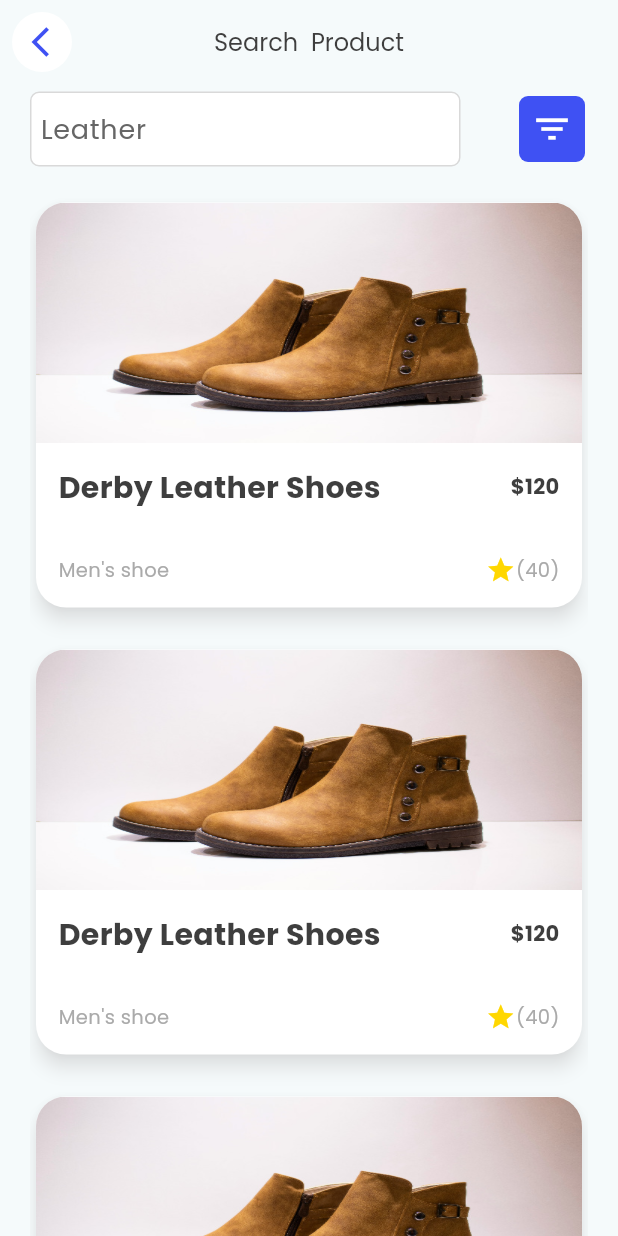
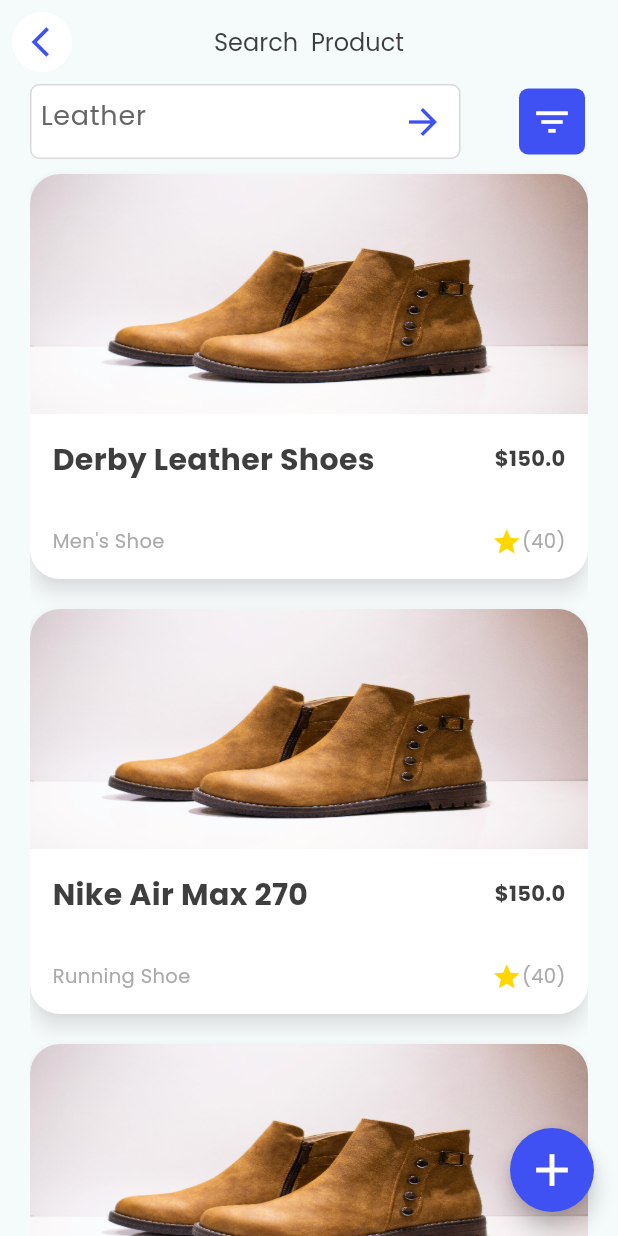
Before and after one commit to actuponit/2024-project-phase-mobile-tasks, a Flutter app: the screen it shows after launch, after a tap on the "search" icon, on a phone screen of 412 x 824 dp. Run offline on Flutter 3.47's test engine with Material 3 defaults, Android fonts, the phone set to English and light mode, and no system bars.

Commit message:
Compelte crud operations

```diff
--- a/mobile/imran_mohammed/lib/app.dart
+++ b/mobile/imran_mohammed/lib/app.dart
@@ -1,7 +1,5 @@
 import 'package:flutter/material.dart';
-import 'package:imran_mohammed/add_item.dart';
-import 'package:imran_mohammed/search_item.dart';
-import 'package:imran_mohammed/single_page.dart';
+import 'package:imran_mohammed/routes.dart';
 import 'home.dart';
 
 class MyApp extends StatelessWidget {
@@ -11,11 +9,7 @@ class MyApp extends StatelessWidget {
   Widget build(BuildContext context) {
     return MaterialApp(
       title: 'Flutter interface',
-      routes: {
-        'single': (context) => const SinglePage(),
-        'add-items': (context) => const AddItem(),
-        'search-item': (context) => const SearchItem(),
-      },
+      onGenerateRoute: generateRoute,
       home: const MyHomePage(),
       theme: ThemeData(
         colorScheme: ColorScheme.fromSeed(seedColor: Colors.white),
--- a/mobile/imran_mohammed/lib/card.dart
+++ b/mobile/imran_mohammed/lib/card.dart
@@ -1,11 +1,16 @@
 import 'package:flutter/material.dart';
+import 'package:imran_mohammed/models/shoe.dart';
 
 class CustomCard extends StatelessWidget {
-  const CustomCard({super.key});
+  final Shoe shoe;
+  final Function deleteFunction;
+  final Function() updateFunction;
+  const CustomCard({super.key, required this.shoe, required this.deleteFunction, required this.updateFunction});
 
   @override
   Widget build(BuildContext context) {
     return Card(
+      margin: const EdgeInsets.symmetric(vertical: 10),
       color: Colors.white,
       elevation: 5,
       shape: RoundedRectangleBorder(
@@ -15,16 +20,23 @@ class CustomCard extends StatelessWidget {
       clipBehavior: Clip.antiAlias,
       child:
       InkWell(
-                onTap: () {
-                  Navigator.of(context).pushNamed('single');
+        onTap: () async {
+          var command = await Navigator.of(context).pushNamed('single', arguments: shoe) as String?;
+          if (command != null && command == 'delete') {
+            // A function to delete
+            deleteFunction();
+          } else if (command != null && command == 'update') {
+            // A function to update
+            updateFunction();
+          }
         },
         child:
         Column(
           crossAxisAlignment: CrossAxisAlignment.stretch,
           children: [
             Image.asset('images/image.png', height: 160, fit: BoxFit.fill,),
-                    const Padding(
-                      padding: EdgeInsets.symmetric(vertical: 15, horizontal: 15),
+            Padding(
+              padding: const EdgeInsets.symmetric(vertical: 15, horizontal: 15),
               child: SizedBox(
                 height: 80,
                 child: Column(
@@ -34,16 +46,16 @@ class CustomCard extends StatelessWidget {
                       mainAxisAlignment: MainAxisAlignment.spaceBetween,
                       crossAxisAlignment: CrossAxisAlignment.center,
                       children: [
-                                Text("Derby Leather Shoes",
-                                  style: TextStyle(
+                        Text(shoe.title,
+                          style: const TextStyle(
                             fontWeight: FontWeight.w700,
                             fontSize: 20,
                             height: 1.5,
                             color: Color.fromRGBO(62, 62, 62, 1)
                           ),
                         ),
-                                Text("\$120",
-                                  style: TextStyle(
+                        Text("\$${shoe.price}",
+                          style: const TextStyle(
                             fontSize: 14,
                             color: Color.fromRGBO(62, 62, 62, 1),
                             height: 1.5,
@@ -55,14 +67,14 @@ class CustomCard extends StatelessWidget {
                     Row(
                       mainAxisAlignment: MainAxisAlignment.spaceBetween,
                       children: [
-                                Text("Men's shoe",
-                                  style: TextStyle(
+                        Text(shoe.category,
+                          style: const TextStyle(
                             fontSize: 13,
                             height: 1.5,
                             color: Color.fromRGBO(170, 170, 170, 1),
                           ),
                         ),
-                                Row(
+                        const Row(
                           children: [
                             Icon(Icons.star, size: 20, color: Color.fromRGBO(255, 215, 0, 1)),
                             Text("(40)",
--- a/mobile/imran_mohammed/lib/home.dart
+++ b/mobile/imran_mohammed/lib/home.dart
@@ -1,15 +1,45 @@
 import 'package:flutter/material.dart';
 import 'package:imran_mohammed/card.dart';
+import 'package:imran_mohammed/models/shoe.dart';
+import 'package:imran_mohammed/search_item.dart';
 
-class MyHomePage extends StatelessWidget {
+class MyHomePage extends StatefulWidget {
   const MyHomePage({super.key});
+
+  @override
+  _MyHomePageState createState() => _MyHomePageState();
+}
+
+class _MyHomePageState extends State<MyHomePage> {
+  List<Shoe> all_shoes = [
+    const Shoe(
+      title: 'Derby Leather Shoes',
+      price: 150,
+      category: "Men's Shoe",
+      description: "A derby leather shoe is a classic and versatile footwear option characterized by its open lacing system, where the shoelace eyelets are sewn on top of the vamp (the upper part of the shoe). This design feature provides a more relaxed and casual look compared to the closed lacing system of oxford shoes. Derby shoes are typically made of high-quality leather, known for its durability and elegance, making them suitable for both formal and casual occasions. With their timeless style and comfortable fit, derby leather shoes are a staple in any well-rounded wardrobe.",
+    ),
+    const Shoe(
+      title: 'Nike Air Max 270',
+      price: 150,
+      category: "Running Shoe",
+      description: "The Nike Air Max 270 is a lifestyle shoe made by Nike's Sportswear division. The silhouette made its debut in February 2018 and was the first Air Max model designed specifically for casual wear.",
+    ),
+    const Shoe(
+      title: 'Nike Air Max 270',
+      price: 150,
+      category: "Running Shoe",
+      description: "The Nike Air Max 270 is a lifestyle shoe made by Nike's Sportswear division. The silhouette made its debut in February 2018 and was the first Air Max model designed specifically for casual wear.",
+    ),
+  ];
+  bool _searchMode = false;
+  final SearchItem _searchItem = const SearchItem();
 
   @override
   Widget build(BuildContext context) {
 
     return SafeArea(
       child: Scaffold(
-        appBar: AppBar(
+        appBar: !_searchMode? AppBar(
           title: Row(
             children: [
               Container(
@@ -90,11 +120,18 @@ class MyHomePage extends StatelessWidget {
             ),
             const SizedBox(width: 20),
           ],
-        ),
+        ): _searchItem.searchAppBar(context, () {
+            setState(() {
+              _searchMode = false;
+            });
+          }),
         body: Padding(
           padding: const EdgeInsets.symmetric(horizontal: 20),
-        child: ListView(
-          children: [
+          child: ListView.builder(
+            itemCount: all_shoes.length+1,
+            itemBuilder: (context, index) {
+              if(index == 0)  {
+                return _searchMode? _searchItem.searchTools(context):
                 Padding(
                   padding: const EdgeInsets.only(top: 15, bottom: 10, right: 5),
                   child: Row(
@@ -120,36 +157,54 @@ class MyHomePage extends StatelessWidget {
                         child: IconButton(
                           padding: const EdgeInsets.all(0),
                           onPressed: () {
-                        Navigator.of(context).pushNamed('search-item');
+                            setState(() {
+                              _searchMode = true;
+                            });
                           },
                           color: const Color.fromRGBO(211, 211, 211, 1),
-                      icon: const Icon(Icons.search_outlined,),
+                          icon: const Icon(Icons.search_outlined),
                           iconSize: 30,
                         ),
                       ),
                     ],
                   ),
-            ),
-            const CustomCard(),
-            const SizedBox(height: 20,),
-            const CustomCard(),
-            const SizedBox(height: 20,),
-            const CustomCard(),
-            const SizedBox(height: 20,),
-            const CustomCard(),
-            const SizedBox(height: 20,),
-          ],
+                );
+              }
+              return CustomCard(shoe: all_shoes[index-1], deleteFunction: (){
+                setState(() {
+                  all_shoes.removeAt(index-1);
+                });
+              }, updateFunction: (){
+                Navigator.of(context).pushNamed('add-items', arguments: all_shoes[index-1]).then((value) {
+                  if(value != null) {
+                    setState(() {
+                      all_shoes[index-1] = value as Shoe;
+                    });
+                  }
+                });
+              },
+              );
+            }
           ),
         ),
         floatingActionButton: FloatingActionButton(
-        onPressed: () {
-          Navigator.of(context).pushNamed('add-items');
+          onPressed: () async {
+            var newShoe = await Navigator.of(context).pushNamed('add-items');
+            if(newShoe != null) {
+              setState(() {
+                all_shoes.add(newShoe as Shoe);
+              });
+            }
           },
           backgroundColor: const Color.fromRGBO(63, 81, 243, 1),
           foregroundColor: Colors.white,
           shape: const CircleBorder(),
-        child: const Icon(Icons.add, size: 36,),
+          child: const Icon(
+            Icons.add,
+            size: 36,
           ),
-    ));
+        ),
+      ),
+    );
   }
 }
--- /dev/null
+++ b/mobile/imran_mohammed/lib/routes.dart
@@ -0,0 +1,48 @@
+import 'package:flutter/material.dart';
+import 'package:imran_mohammed/add_item.dart';
+import 'package:imran_mohammed/home.dart';
+import 'package:imran_mohammed/models/shoe.dart';
+import 'package:imran_mohammed/single_page.dart';
+
+Route<dynamic> generateRoute(RouteSettings settings) {
+  switch (settings.name) {
+    case 'add-items':
+      final Shoe? shoe = settings.arguments as Shoe?;
+      return PageRouteBuilder(
+        pageBuilder: (context, animation, secondaryAnimation) => AddItem(shoe: shoe),
+        transitionsBuilder: (context, animation, secondaryAnimation, child) {
+          const begin = Offset(0, 1.0);
+          const end = Offset.zero;
+          const curve = Curves.ease;
+
+          var tween = Tween(begin: begin, end: end).chain(CurveTween(curve: curve));
+          var offsetAnimation = animation.drive(tween);
+
+          return SlideTransition(
+            position: offsetAnimation,
+            child: child,
+          );
+        },
+        transitionDuration: const Duration(milliseconds: 700),
+      );
+    case 'single':
+      final Shoe shoe = settings.arguments as Shoe;
+      return PageRouteBuilder(
+        pageBuilder: (context, animation, secondaryAnimation) => SinglePage(shoe: shoe),
+        transitionsBuilder: (context, animation, secondaryAnimation, child) {
+          const curve = Curves.ease;
+
+          var tween = Tween(begin: 0.0, end: 1.0).chain(CurveTween(curve: curve));
+          var scaleAnimation = animation.drive(tween);
+
+          return ScaleTransition(
+            scale: scaleAnimation,
+            child: child,
+          );
+        },
+        transitionDuration: const Duration(milliseconds: 700),
+      );
+    default:
+      return MaterialPageRoute(builder: (context) => const MyHomePage());
+    }
+}
--- a/mobile/imran_mohammed/lib/search_item.dart
+++ b/mobile/imran_mohammed/lib/search_item.dart
@@ -1,10 +1,10 @@
 import 'package:flutter/material.dart';
-import 'package:imran_mohammed/card.dart';
+import 'package:flutter/widgets.dart';
 import 'package:imran_mohammed/custom_button.dart';
 import 'package:imran_mohammed/range_slider.dart';
 
-class SearchItem extends StatelessWidget {
-  const SearchItem({super.key});
+class SearchItem {
+  const SearchItem();
 
   void showFullScreenModal(BuildContext context) {
     showModalBottomSheet(
@@ -56,7 +56,7 @@ class SearchItem extends StatelessWidget {
                   const SizedBox(height: 5,),
                   const CustomRangeSlider(),
                   const SizedBox(height: 25,),
-                  const CustomButton(text: 'APPLY', width: double.infinity, filled: true),
+                  CustomButton(text: 'APPLY', width: double.infinity, filled: true, onPressed: (){},),
                   SizedBox(height: MediaQuery.of(context).viewInsets.bottom),
                 ],
               ),
@@ -67,11 +67,8 @@ class SearchItem extends StatelessWidget {
     );
   }
 
-  @override
-  Widget build(BuildContext context) {
-    return SafeArea(
-      child: Scaffold(
-        appBar: AppBar(
+  AppBar searchAppBar(BuildContext context, Function onPressed) {
+    return AppBar(
       leading: IconButton(
         style: const ButtonStyle(
           backgroundColor: WidgetStatePropertyAll<Color>(Colors.white),
@@ -82,8 +79,8 @@ class SearchItem extends StatelessWidget {
         padding: const EdgeInsets.only(left: 10),
         alignment: Alignment.center,
         icon: const Icon(Icons.arrow_back_ios, color: Color.fromRGBO(63, 81, 243, 1),),
-            onPressed: () {
-              Navigator.of(context).pop();
+        onPressed: (){
+          onPressed();
         },
       ),
       centerTitle: true,
@@ -96,13 +93,11 @@ class SearchItem extends StatelessWidget {
           color: Color.fromRGBO(62, 62, 62, 1)
         ),
       ),
-        ),
-        body: Padding(
-          padding: const EdgeInsets.symmetric(horizontal: 20),
-          child: ListView(
-            children: [
-              const SizedBox(height: 5,),
-              Row(
+    );
+  }
+
+  Widget searchTools(BuildContext context) {
+    return Row(
           mainAxisAlignment: MainAxisAlignment.spaceBetween,
           children: [
             Container(
@@ -123,8 +118,9 @@ class SearchItem extends StatelessWidget {
                     fontSize: 18,
                     fontWeight: FontWeight.w500
                   ),
-                        contentPadding: EdgeInsets.symmetric(horizontal: 6),
-                        border: InputBorder.none
+                  contentPadding: EdgeInsets.symmetric(horizontal: 6, vertical: 15),
+                  border: InputBorder.none,
+                  suffixIcon: Icon(Icons.arrow_forward, color: Color.fromRGBO(63, 81, 243, 1), size: 28,)
                 ),
               ),
             ),
@@ -143,20 +139,6 @@ class SearchItem extends StatelessWidget {
               icon: const Icon(Icons.filter_list_outlined, color: Colors.white,),
             ),
           ],
-              ),
-              const SizedBox(height: 20,),
-              const CustomCard(),
-              const SizedBox(height: 20,),
-              const CustomCard(),
-              const SizedBox(height: 20,),
-              const CustomCard(),
-              const SizedBox(height: 20,),
-              const CustomCard(),
-              const SizedBox(height: 20,),
-            ],
-          ),
-        ),
-      ),
         );
   }
 }
```
Also changed, not shown: mobile/imran_mohammed/lib/add_item.dart (+45 -17 lines), mobile/imran_mohammed/lib/custom_button.dart (+4 -3 lines), mobile/imran_mohammed/lib/single_page.dart (+30 -24 lines). Lines whose indentation alone changed are shown as unchanged.
